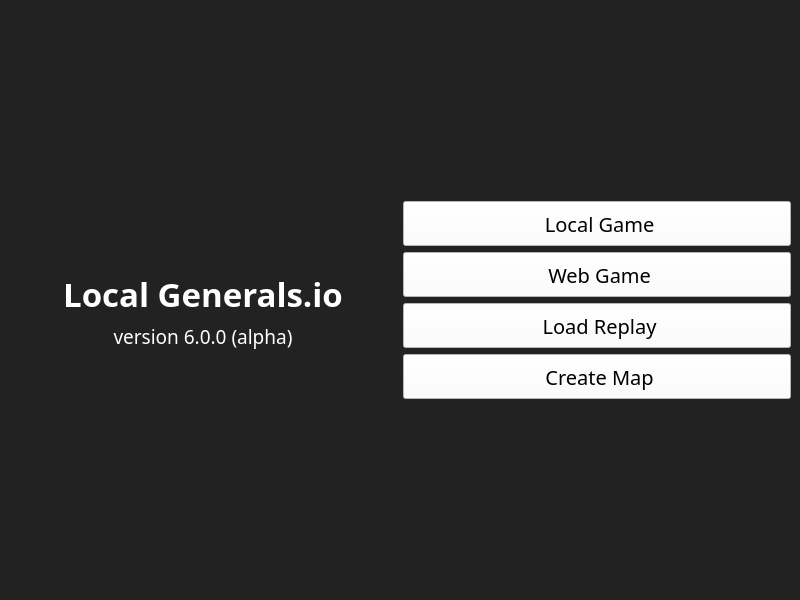
The window that mainwindow.ui (SZXC-WG/LocalGen-new) describes before a commit, drawn with Qt 5.
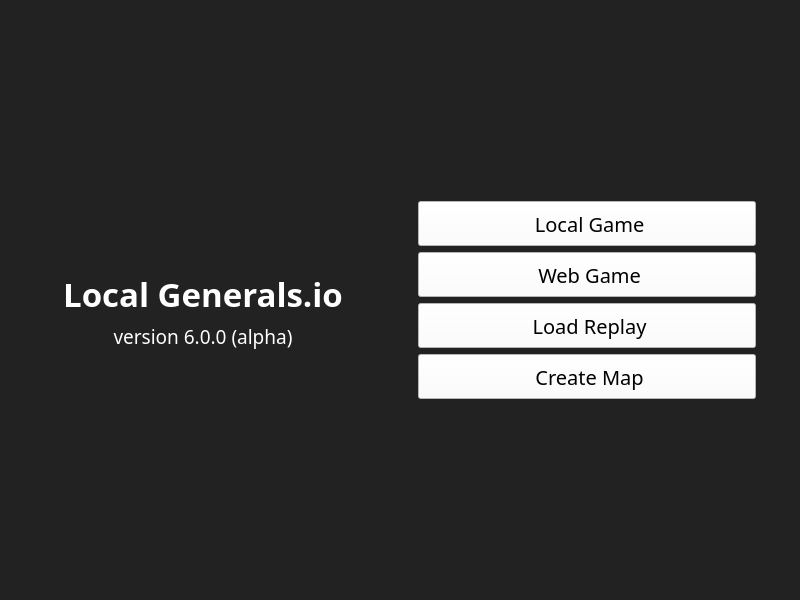
The same window after the commit. Icons and pictures are not drawn.

Commit message: mainwindow: better margins

Patch:
```diff
--- a/mainwindow.ui
+++ b/mainwindow.ui
@@ -121,6 +121,12 @@
     </item>
     <item>
      <layout class="QVBoxLayout" name="verticalLayout_2">
+      <property name="leftMargin">
+       <number>15</number>
+      </property>
+      <property name="rightMargin">
+       <number>35</number>
+      </property>
       <item>
        <spacer name="verticalSpacer_3">
         <property name="orientation">
```
